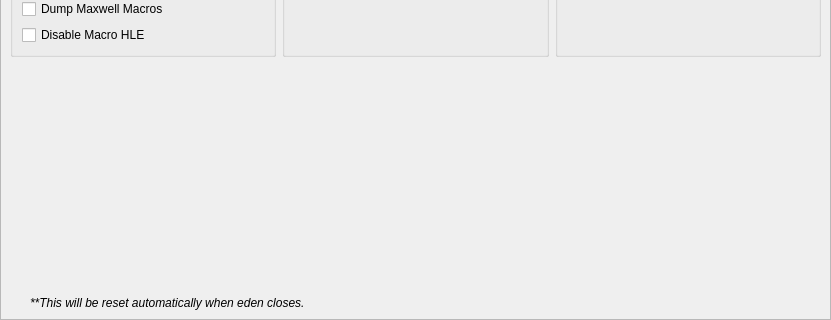
rorrim-rorrim/eden-alt, file src/yuzu/configuration/configure_debug.ui: the form before one commit; both pictures show x 0 to 831 and y 440 to 760 of the 831 by 760 pixel window.
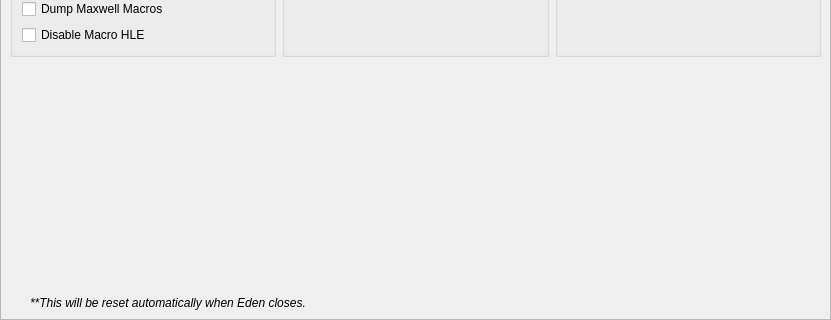
The form after the commit.

Commit message: [desktop, core] yuzu -> Eden, eden -> Eden

```diff
--- a/src/yuzu/configuration/configure_debug.ui
+++ b/src/yuzu/configuration/configure_debug.ui
@@ -560,7 +560,7 @@
        </font>
       </property>
       <property name="text">
-       <string>**This will be reset automatically when eden closes.</string>
+       <string>**This will be reset automatically when Eden closes.</string>
       </property>
       <property name="indent">
        <number>20</number>
```
The commit also changes 31 other files.
